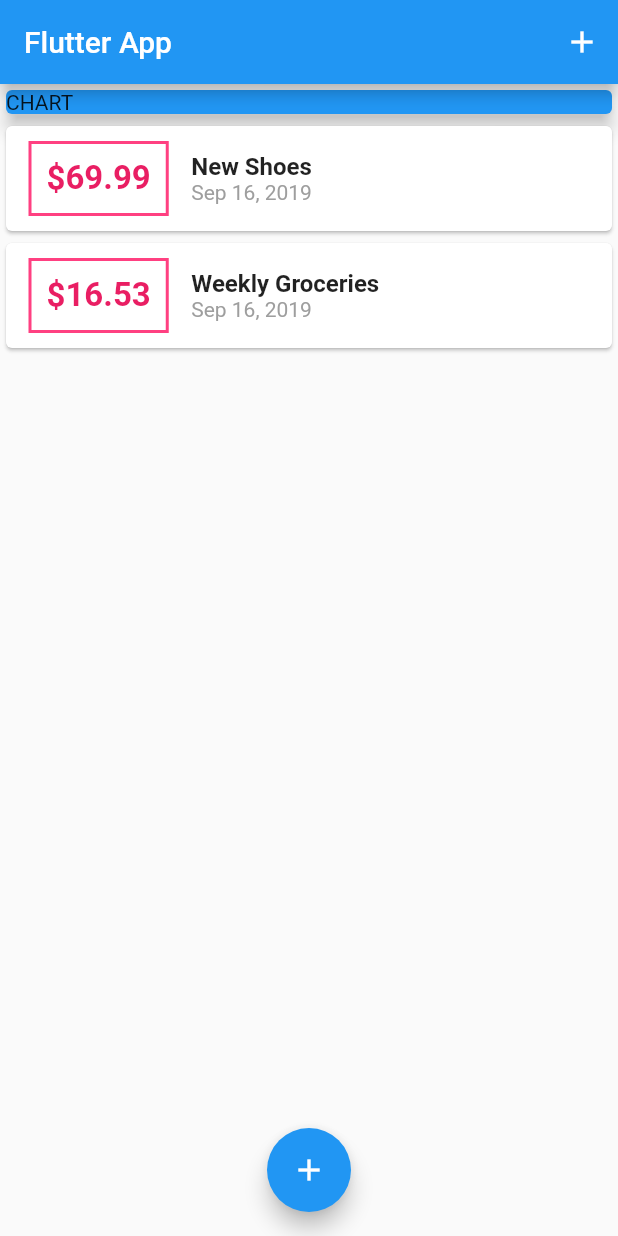
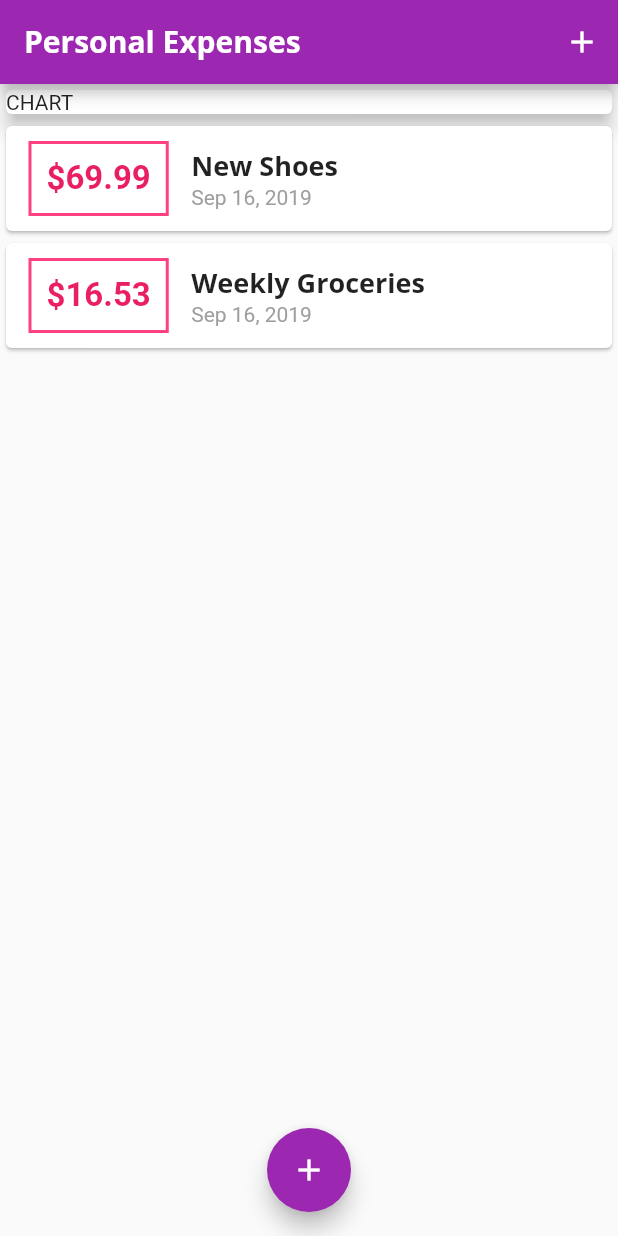
Before and after one commit to Fatimamostafa/Flutter, a Flutter app: the screen it shows after launch, on a phone screen of 412 x 824 dp. Run offline on Flutter 3.47's test engine with Material 2 defaults, Android fonts, the phone set to English and light mode, and no system bars.

Commit message:
Custom font and Theming

```diff
--- a/lib/main.dart
+++ b/lib/main.dart
@@ -1,8 +1,8 @@
 import 'package:flutter/material.dart';
 import 'package:flutter_basics/widgets/transaction_list.dart';
+
 import './models/transaction.dart';
 import './widgets/new_transaction.dart';
-
 
 void main() => runApp(MyApp());
 
@@ -10,14 +10,30 @@ class MyApp extends StatelessWidget {
   @override
   Widget build(BuildContext context) {
     return MaterialApp(
-      title: 'Flutter App',
+      title: 'Personal Expenses',
+      theme: ThemeData(
+          primarySwatch: Colors.purple,
+          fontFamily: 'Quicksand',
+          textTheme:  ThemeData.light().textTheme.copyWith(
+              title: TextStyle(
+                fontFamily: 'OpenSans',
+                fontSize: 18,
+                fontWeight: FontWeight.bold,
+              )),
+          appBarTheme: AppBarTheme(
+            textTheme: ThemeData.light().textTheme.copyWith(
+                    title: TextStyle(
+                  fontFamily: 'OpenSans',
+                  fontSize: 20,
+                      fontWeight: FontWeight.bold,
+                )),
+          )),
       home: MyHomePage(),
     );
   }
 }
 
 class MyHomePage extends StatefulWidget {
-
   @override
   _MyHomePageState createState() => _MyHomePageState();
 }
@@ -63,11 +79,12 @@ class _MyHomePageState extends State<MyHomePage> {
       },
     );
   }
+
   @override
   Widget build(BuildContext context) {
     return Scaffold(
       appBar: AppBar(
-          title: Text('Flutter App'),
+        title: Text('Personal Expenses'),
         actions: <Widget>[
           IconButton(
             icon: Icon(Icons.add),
@@ -82,7 +99,6 @@ class _MyHomePageState extends State<MyHomePage> {
             Container(
               width: double.infinity,
               child: Card(
-                  color: Colors.blue,
                 child: Container(
                   child: Text('CHART'),
                 ),
--- a/lib/widgets/transaction_list.dart
+++ b/lib/widgets/transaction_list.dart
@@ -36,8 +36,7 @@ class TransactionList extends StatelessWidget {
                   children: <Widget>[
                     Text(
                       transactions[index].title,
-                      style: TextStyle(
-                          fontSize: 16, fontWeight: FontWeight.bold),
+                      style: Theme.of(context).textTheme.title,
                     ),
                     Text(
                       DateFormat.yMMMd().format(transactions[index].date),
```
Also changed, not shown: pubspec.yaml (+12 -12 lines), assets/fonts/OpenSans-Bold.ttf (added), assets/fonts/OpenSans-Regular.ttf (added), assets/fonts/Quicksand-Bold.ttf (added), assets/fonts/Quicksand-Light.ttf (added), assets/fonts/Quicksand-Medium.ttf (added), assets/fonts/Quicksand-Regular.ttf (added), pubspec.lock. Lines whose indentation alone changed are shown as unchanged.
